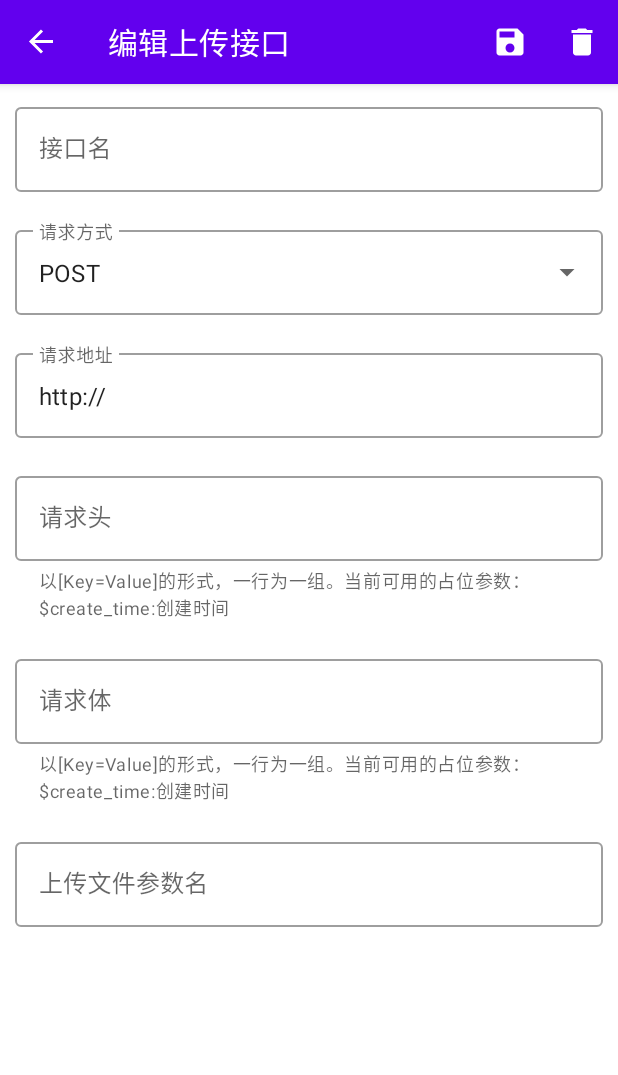
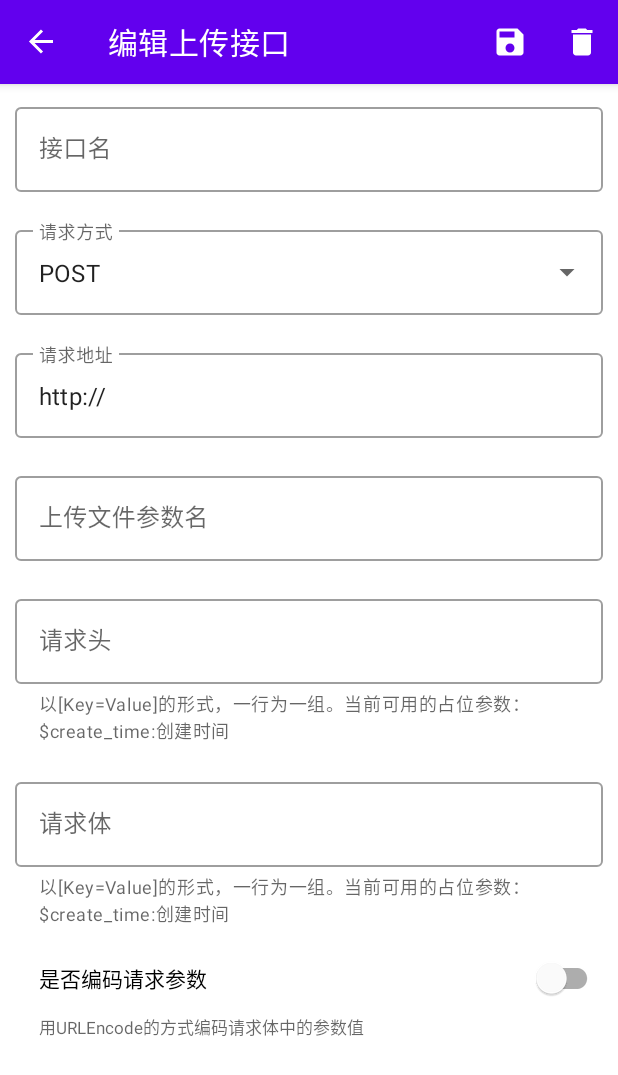
Before and after one commit to nic562/AndroidScreenRecorder, an Android app: the ApiFormFragment screen opened through its navigation route, on a phone screen of 412 x 824 dp. Shown: the top 1075 px of the screen. Run offline under Robolectric (Android 15) with nearby library versions, the phone set to English and light mode, and no system bars; our stand-ins replace navigation-ui; libraries missing offline, so code that uses them is left out: org.greenrobot.greendao; pictures from the network do not load; 4 statements that could not run were skipped.

Commit message:
完善上传过程

```diff
--- a/app/src/main/java/io/github/nic562/screen/recorder/ApiFormFragment.kt
+++ b/app/src/main/java/io/github/nic562/screen/recorder/ApiFormFragment.kt
@@ -82,7 +82,7 @@ class ApiFormFragment : BaseFormFragment() {
         when (item.itemId) {
             R.id.action_save -> {
                 if (submitForm(requireFieldList)) {
-                    findNavController().navigate(R.id.action_apiFormFragment_to_apiManagerFragment)
+                    findNavController().navigateUp()
                 }
                 return true
             }
@@ -90,7 +90,7 @@ class ApiFormFragment : BaseFormFragment() {
                 apiInfo?.apply {
                     getDB().apiInfoDao.delete(this)
                 }
-                findNavController().navigate(R.id.action_apiFormFragment_to_apiManagerFragment)
+                findNavController().navigateUp()
                 return true
             }
         }
@@ -111,6 +111,7 @@ class ApiFormFragment : BaseFormFragment() {
             etHeader.setText(info.header)
             etBody.setText(info.body)
             etFileArg.setText(info.uploadFileArgName)
+            swArgsEncoding.isChecked = info.isBodyEncoding ?: false
         }
     }
 
@@ -127,6 +128,7 @@ class ApiFormFragment : BaseFormFragment() {
             a.header = etHeader.text.toString()
             a.body = etBody.text.toString()
             a.uploadFileArgName = etFileArg.text.toString()
+            a.isBodyEncoding = swArgsEncoding.isChecked
         }
         try {
             if (a.id == null || a.id == 0L) {
--- a/app/src/main/res/layout/fragment_api_form.xml
+++ b/app/src/main/res/layout/fragment_api_form.xml
@@ -7,12 +7,16 @@
     android:padding="10dp"
     tools:context=".ApiFormFragment">
 
+    <androidx.core.widget.NestedScrollView
+        android:layout_width="match_parent"
+        android:layout_height="0dp"
+        app:layout_constraintBottom_toBottomOf="parent"
+        app:layout_constraintTop_toTopOf="parent">
+
         <LinearLayout
             android:layout_width="match_parent"
-        android:layout_height="0dp"
-        android:orientation="vertical"
-        app:layout_constraintBottom_toBottomOf="parent"
-        app:layout_constraintTop_toTopOf="parent">
+            android:layout_height="match_parent"
+            android:orientation="vertical">
 
             <com.google.android.material.textfield.TextInputLayout
                 android:id="@+id/til_title"
@@ -62,6 +66,22 @@
             </com.google.android.material.textfield.TextInputLayout>
 
             <com.google.android.material.textfield.TextInputLayout
+                android:id="@+id/til_file_arg"
+                style="@style/Widget.MaterialComponents.TextInputLayout.OutlinedBox"
+                android:layout_width="match_parent"
+                android:layout_height="wrap_content"
+                android:layout_marginTop="20dp"
+                android:hint="@string/api_file_arg_name"
+                app:endIconMode="clear_text">
+
+                <com.google.android.material.textfield.TextInputEditText
+                    android:id="@+id/et_file_arg"
+                    android:layout_width="match_parent"
+                    android:layout_height="wrap_content"
+                    android:maxLength="100" />
+            </com.google.android.material.textfield.TextInputLayout>
+
+            <com.google.android.material.textfield.TextInputLayout
                 android:id="@+id/til_header"
                 style="@style/Widget.MaterialComponents.TextInputLayout.OutlinedBox"
                 android:layout_width="match_parent"
@@ -95,20 +115,27 @@
                     android:inputType="textMultiLine" />
             </com.google.android.material.textfield.TextInputLayout>
 
-        <com.google.android.material.textfield.TextInputLayout
-            android:id="@+id/til_file_arg"
-            style="@style/Widget.MaterialComponents.TextInputLayout.OutlinedBox"
+            <LinearLayout
                 android:layout_width="match_parent"
                 android:layout_height="wrap_content"
-            android:layout_marginTop="20dp"
-            android:hint="@string/api_file_arg_name"
-            app:endIconMode="clear_text">
+                android:layout_marginTop="10dp"
+                android:orientation="vertical"
+                android:paddingStart="16dp"
+                android:paddingEnd="0dp">
 
-            <com.google.android.material.textfield.TextInputEditText
-                android:id="@+id/et_file_arg"
+                <com.google.android.material.switchmaterial.SwitchMaterial
+                    android:id="@+id/sw_args_encoding"
                     android:layout_width="match_parent"
                     android:layout_height="wrap_content"
-                android:maxLength="100" />
-        </com.google.android.material.textfield.TextInputLayout>
+                    android:text="@string/upload_args_encoding" />
+
+                <TextView
+                    android:layout_width="match_parent"
+                    android:layout_height="wrap_content"
+                    android:text="@string/upload_args_encoding_description"
+                    android:textColor="?attr/colorControlNormal"
+                    android:textSize="5pt" />
             </LinearLayout>
+        </LinearLayout>
+    </androidx.core.widget.NestedScrollView>
 </androidx.constraintlayout.widget.ConstraintLayout>
--- a/app/src/main/res/navigation/nav_graph.xml
+++ b/app/src/main/res/navigation/nav_graph.xml
@@ -37,10 +37,6 @@
         android:name="io.github.nic562.screen.recorder.ApiFormFragment"
         android:label="@string/api_form_fragment_label"
         tools:layout="@layout/fragment_api_form">
-
-        <action
-            android:id="@+id/action_apiFormFragment_to_apiManagerFragment"
-            app:destination="@id/apiManagerFragment" />
         <argument
             android:name="id"
             android:defaultValue="-1L"
@@ -50,9 +46,22 @@
         android:id="@+id/videoManagerFragment"
         android:name="io.github.nic562.screen.recorder.VideoManagerFragment"
         android:label="@string/video_manager_fragment_label"
-        tools:layout="@layout/fragment_video_manager" />
+        tools:layout="@layout/fragment_video_manager">
+        <action
+            android:id="@+id/action_videoManagerFragment_to_logFragment"
+            app:destination="@id/logFragment" />
+    </fragment>
     <fragment
         android:id="@+id/settingsFragment"
         android:name="io.github.nic562.screen.recorder.SettingsFragment"
         android:label="@string/action_settings" />
+    <fragment
+        android:id="@+id/logFragment"
+        android:name="io.github.nic562.screen.recorder.LogFragment"
+        android:label="@string/upload_log"
+        tools:layout="@layout/fragment_log">
+        <argument
+            android:name="log"
+            app:argType="string" />
+    </fragment>
 </navigation>
--- a/app/src/main/res/values/strings.xml
+++ b/app/src/main/res/values/strings.xml
@@ -34,10 +34,17 @@
     <string name="confirm2delete_video">是否确认要删除该记录？</string>
     <string name="no_api">当前未定义任何接口</string>
     <string name="select_an_upload_api">请选择一个上传接口</string>
-    <string name="already_uploading">正在上传中，请稍后&#8230;</string>
+    <string name="uploading_video">录屏上传中</string>
+    <string name="uploading_wait">正在上传中，请稍后&#8230;</string>
     <string name="auto_upload">自动上传</string>
     <string name="auto_upload_description">完成录屏后，根据默认接口自动上传录屏视频</string>
     <string name="auto_delete">视频自动删除</string>
     <string name="auto_delete_description">完成上传后自动删除录屏视频记录</string>
+    <string name="upload_log">上传日志</string>
+    <string name="upload_args_encoding">是否编码请求参数</string>
+    <string name="upload_args_encoding_description">用URLEncode的方式编码请求体中的参数值</string>
+    <string name="upload_finish">完成上传</string>
+    <string name="upload_wait">等待上传</string>
+    <string name="upload_cancel">上传取消了</string>
 
 </resources>
```
Also changed, not shown: app/src/main/java/io/github/nic562/screen/recorder/LogFragment.kt (added, +31 -0 lines), app/src/main/java/io/github/nic562/screen/recorder/UploadService.kt (+30 -6 lines), app/src/main/java/io/github/nic562/screen/recorder/VideoManagerFragment.kt (+35 -10 lines), app/src/main/java/io/github/nic562/screen/recorder/db/ApiInfo.java (+13 -2 lines), app/src/main/java/io/github/nic562/screen/recorder/db/dao/ApiInfoDao.java (+20 -6 lines), app/src/main/java/io/github/nic562/screen/recorder/tools/Http.kt (+16 -2 lines), app/src/main/res/layout/fragment_log.xml (added, +13 -0 lines), app/src/main/res/layout/layout_item_video.xml (+10 -1 lines). Lines whose indentation alone changed are shown as unchanged.
